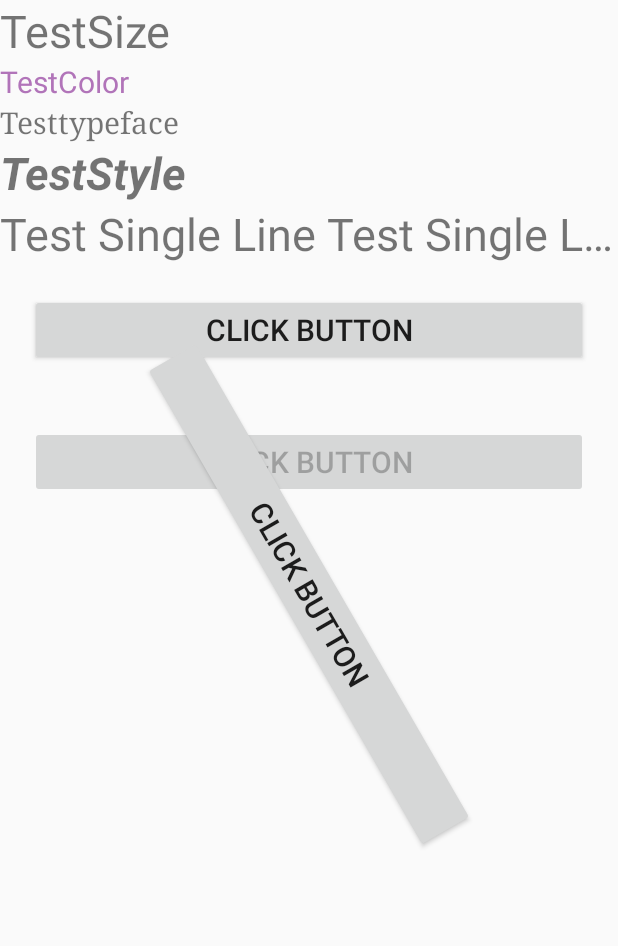
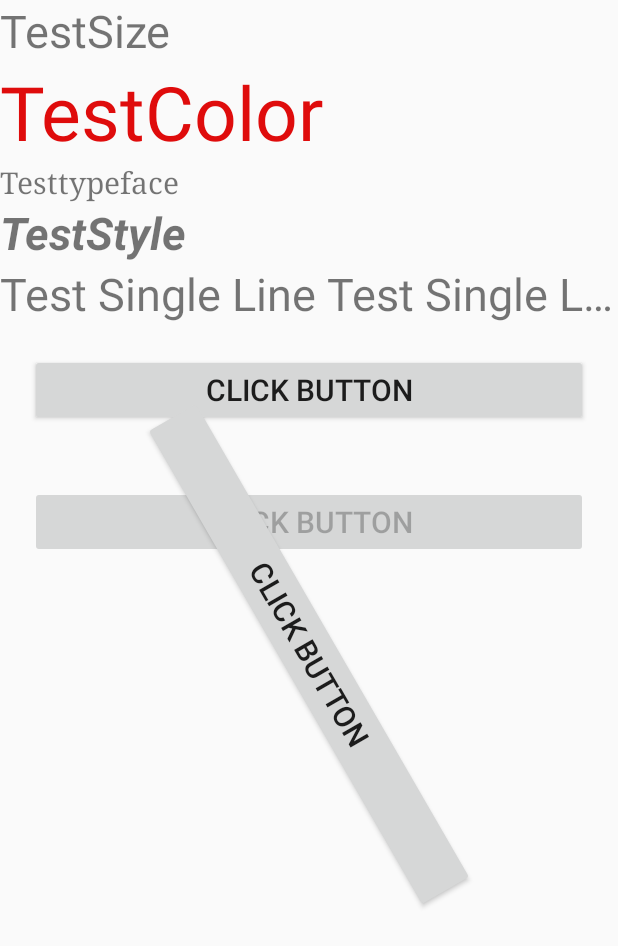
Before and after one commit to justhis01010101/WidgetProperties, an Android app: the layout activity_main2.xml on its own in the app's theme, with its tools: preview values and no code run, on a phone screen of 412 x 824 dp. Shown: the top 946 px of the screen. Run offline under Robolectric (Android 15) with nearby library versions, the phone set to English and light mode, and no system bars.

Commit message:
#1 change textSize

```diff
--- a/app/src/main/res/layout/activity_main2.xml
+++ b/app/src/main/res/layout/activity_main2.xml
@@ -13,8 +13,8 @@
         android:layout_width="match_parent"
         android:layout_height="wrap_content"
         android:text="@string/text2"
-        android:textSize="20sp"
-        android:textColor="#b174b9"
+        android:textSize="50sp"
+        android:textColor="#df0c0c"
         />
     <TextView
         android:layout_width="match_parent"
@@ -63,6 +63,5 @@
         android:layout_margin="20dp"
         android:clickable="false"
         android:rotation="60"
-
         />
 </LinearLayout>
```
